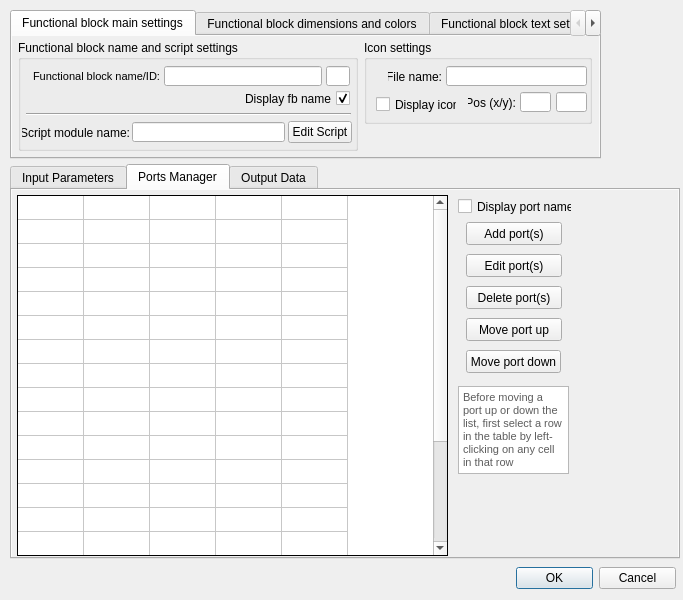
marc-verreault/systemlab-design, file source/syslab_gui_files/FunctionalBlockProperties.ui: the form before one commit.
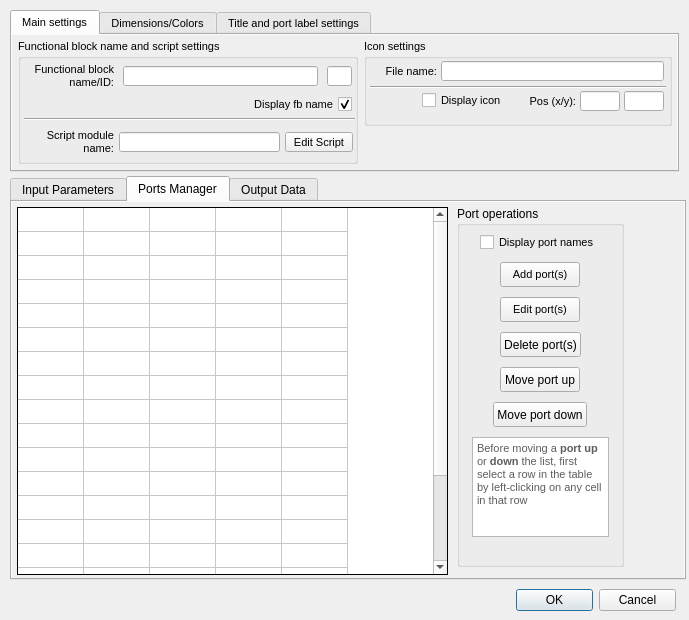
The form after the commit. The open tabs and pages were chosen to show the change.

```diff
--- a/source/syslab_gui_files/FunctionalBlockProperties.ui
+++ b/source/syslab_gui_files/FunctionalBlockProperties.ui
@@ -9,26 +9,26 @@
    <rect>
     <x>0</x>
     <y>0</y>
-    <width>683</width>
-    <height>600</height>
+    <width>689</width>
+    <height>620</height>
    </rect>
   </property>
   <property name="sizePolicy">
-   <sizepolicy hsizetype="Fixed" vsizetype="Maximum">
+   <sizepolicy hsizetype="Fixed" vsizetype="Fixed">
     <horstretch>0</horstretch>
     <verstretch>0</verstretch>
    </sizepolicy>
   </property>
   <property name="minimumSize">
    <size>
-    <width>683</width>
-    <height>600</height>
+    <width>687</width>
+    <height>620</height>
    </size>
   </property>
   <property name="maximumSize">
    <size>
-    <width>683</width>
-    <height>600</height>
+    <width>689</width>
+    <height>620</height>
    </size>
   </property>
   <property name="font">
@@ -46,9 +46,9 @@
    <property name="geometry">
     <rect>
      <x>10</x>
-     <y>164</y>
-     <width>670</width>
-     <height>395</height>
+     <y>176</y>
+     <width>676</width>
+     <height>404</height>
     </rect>
    </property>
    <property name="font">
@@ -414,7 +414,7 @@
        <x>5</x>
        <y>5</y>
        <width>431</width>
-       <height>361</height>
+       <height>368</height>
       </rect>
      </property>
      <property name="font">
@@ -597,109 +597,212 @@
       </property>
      </column>
     </widget>
-    <widget class="QPushButton" name="addPortButton">
+    <widget class="QGroupBox" name="groupBox_10">
      <property name="geometry">
       <rect>
-       <x>454</x>
-       <y>32</y>
-       <width>96</width>
-       <height>23</height>
+       <x>445</x>
+       <y>4</y>
+       <width>167</width>
+       <height>361</height>
       </rect>
      </property>
-     <property name="text">
-      <string>Add port(s)</string>
+     <property name="title">
+      <string>Port operations</string>
      </property>
-    </widget>
-    <widget class="QPushButton" name="deletePortButton">
-     <property name="geometry">
-      <rect>
-       <x>454</x>
-       <y>96</y>
-       <width>96</width>
-       <height>23</height>
-      </rect>
-     </property>
-     <property name="text">
-      <string>Delete port(s)</string>
-     </property>
-    </widget>
-    <widget class="QPushButton" name="editPortButton">
-     <property name="geometry">
-      <rect>
-       <x>454</x>
-       <y>64</y>
-       <width>96</width>
-       <height>23</height>
-      </rect>
-     </property>
-     <property name="focusPolicy">
-      <enum>Qt::StrongFocus</enum>
-     </property>
-     <property name="text">
-      <string>Edit port(s)</string>
-     </property>
-    </widget>
-    <widget class="QCheckBox" name="portDisplayCheckBox">
-     <property name="geometry">
-      <rect>
-       <x>446</x>
-       <y>8</y>
-       <width>114</width>
-       <height>17</height>
-      </rect>
-     </property>
-     <property name="text">
-      <string>Display port names</string>
-     </property>
-    </widget>
-    <widget class="QPushButton" name="movePortUpButton">
-     <property name="geometry">
-      <rect>
-       <x>454</x>
-       <y>128</y>
-       <width>96</width>
-       <height>23</height>
-      </rect>
-     </property>
-     <property name="toolTip">
-      <string>&lt;html&gt;&lt;head/&gt;&lt;body&gt;&lt;p&gt;Moves the selected port up by one row&lt;/p&gt;&lt;/body&gt;&lt;/html&gt;</string>
-     </property>
-     <property name="text">
-      <string>Move port up</string>
-     </property>
-    </widget>
-    <widget class="QPushButton" name="movePortDownButton">
-     <property name="geometry">
-      <rect>
-       <x>454</x>
-       <y>160</y>
-       <width>95</width>
-       <height>23</height>
-      </rect>
-     </property>
-     <property name="toolTip">
-      <string>&lt;html&gt;&lt;head/&gt;&lt;body&gt;&lt;p&gt;Moves the selected row down by one row&lt;/p&gt;&lt;/body&gt;&lt;/html&gt;</string>
-     </property>
-     <property name="text">
-      <string>Move port down</string>
-     </property>
-    </widget>
-    <widget class="QTextEdit" name="textEdit">
-     <property name="geometry">
-      <rect>
-       <x>446</x>
-       <y>196</y>
-       <width>111</width>
-       <height>88</height>
-      </rect>
-     </property>
-     <property name="html">
-      <string>&lt;!DOCTYPE HTML PUBLIC &quot;-//W3C//DTD HTML 4.0//EN&quot; &quot;http://www.w3.org/TR/REC-html40/strict.dtd&quot;&gt;
+     <widget class="QWidget" name="layoutWidget">
+      <property name="geometry">
+       <rect>
+        <x>10</x>
+        <y>16</y>
+        <width>147</width>
+        <height>327</height>
+       </rect>
+      </property>
+      <layout class="QVBoxLayout" name="verticalLayout_3">
+       <property name="spacing">
+        <number>4</number>
+       </property>
+       <property name="sizeConstraint">
+        <enum>QLayout::SetDefaultConstraint</enum>
+       </property>
+       <property name="leftMargin">
+        <number>5</number>
+       </property>
+       <property name="topMargin">
+        <number>5</number>
+       </property>
+       <property name="rightMargin">
+        <number>5</number>
+       </property>
+       <property name="bottomMargin">
+        <number>5</number>
+       </property>
+       <item alignment="Qt::AlignHCenter">
+        <widget class="QCheckBox" name="portDisplayCheckBox">
+         <property name="sizePolicy">
+          <sizepolicy hsizetype="Minimum" vsizetype="Fixed">
+           <horstretch>0</horstretch>
+           <verstretch>0</verstretch>
+          </sizepolicy>
+         </property>
+         <property name="minimumSize">
+          <size>
+           <width>22</width>
+           <height>0</height>
+          </size>
+         </property>
+         <property name="maximumSize">
+          <size>
+           <width>150</width>
+           <height>16777215</height>
+          </size>
+         </property>
+         <property name="font">
+          <font>
+           <pointsize>8</pointsize>
+           <italic>false</italic>
+          </font>
+         </property>
+         <property name="layoutDirection">
+          <enum>Qt::LeftToRight</enum>
+         </property>
+         <property name="text">
+          <string>Display port names</string>
+         </property>
+        </widget>
+       </item>
+       <item alignment="Qt::AlignHCenter">
+        <widget class="QPushButton" name="addPortButton">
+         <property name="minimumSize">
+          <size>
+           <width>0</width>
+           <height>25</height>
+          </size>
+         </property>
+         <property name="font">
+          <font>
+           <pointsize>8</pointsize>
+          </font>
+         </property>
+         <property name="text">
+          <string>Add port(s)</string>
+         </property>
+        </widget>
+       </item>
+       <item alignment="Qt::AlignHCenter">
+        <widget class="QPushButton" name="editPortButton">
+         <property name="minimumSize">
+          <size>
+           <width>0</width>
+           <height>25</height>
+          </size>
+         </property>
+         <property name="font">
+          <font>
+           <pointsize>8</pointsize>
+          </font>
+         </property>
+         <property name="focusPolicy">
+          <enum>Qt::StrongFocus</enum>
+         </property>
+         <property name="text">
+          <string>Edit port(s)</string>
+         </property>
+        </widget>
+       </item>
+       <item alignment="Qt::AlignHCenter">
+        <widget class="QPushButton" name="deletePortButton">
+         <property name="minimumSize">
+          <size>
+           <width>0</width>
+           <height>25</height>
+          </size>
+         </property>
+         <property name="text">
+          <string>Delete port(s)</string>
+         </property>
+        </widget>
+       </item>
+       <item alignment="Qt::AlignHCenter">
+        <widget class="QPushButton" name="movePortUpButton">
+         <property name="minimumSize">
+          <size>
+           <width>0</width>
+           <height>25</height>
+          </size>
+         </property>
+         <property name="toolTip">
+          <string>&lt;html&gt;&lt;head/&gt;&lt;body&gt;&lt;p&gt;Moves the selected port up by one row&lt;/p&gt;&lt;/body&gt;&lt;/html&gt;</string>
+         </property>
+         <property name="text">
+          <string>Move port up</string>
+         </property>
+        </widget>
+       </item>
+       <item alignment="Qt::AlignHCenter">
+        <widget class="QPushButton" name="movePortDownButton">
+         <property name="sizePolicy">
+          <sizepolicy hsizetype="Minimum" vsizetype="Fixed">
+           <horstretch>0</horstretch>
+           <verstretch>0</verstretch>
+          </sizepolicy>
+         </property>
+         <property name="minimumSize">
+          <size>
+           <width>0</width>
+           <height>25</height>
+          </size>
+         </property>
+         <property name="maximumSize">
+          <size>
+           <width>150</width>
+           <height>16777215</height>
+          </size>
+         </property>
+         <property name="toolTip">
+          <string>&lt;html&gt;&lt;head/&gt;&lt;body&gt;&lt;p&gt;Moves the selected row down by one row&lt;/p&gt;&lt;/body&gt;&lt;/html&gt;</string>
+         </property>
+         <property name="text">
+          <string>Move port down</string>
+         </property>
+        </widget>
+       </item>
+       <item>
+        <widget class="QTextEdit" name="textEdit">
+         <property name="sizePolicy">
+          <sizepolicy hsizetype="Preferred" vsizetype="Fixed">
+           <horstretch>0</horstretch>
+           <verstretch>0</verstretch>
+          </sizepolicy>
+         </property>
+         <property name="minimumSize">
+          <size>
+           <width>0</width>
+           <height>100</height>
+          </size>
+         </property>
+         <property name="maximumSize">
+          <size>
+           <width>16777215</width>
+           <height>100</height>
+          </size>
+         </property>
+         <property name="font">
+          <font>
+           <pointsize>8</pointsize>
+          </font>
+         </property>
+         <property name="html">
+          <string>&lt;!DOCTYPE HTML PUBLIC &quot;-//W3C//DTD HTML 4.0//EN&quot; &quot;http://www.w3.org/TR/REC-html40/strict.dtd&quot;&gt;
 &lt;html&gt;&lt;head&gt;&lt;meta name=&quot;qrichtext&quot; content=&quot;1&quot; /&gt;&lt;style type=&quot;text/css&quot;&gt;
 p, li { white-space: pre-wrap; }
-&lt;/style&gt;&lt;/head&gt;&lt;body style=&quot; font-family:'Segoe UI'; font-size:8.25pt; font-weight:400; font-style:normal;&quot;&gt;
-&lt;p style=&quot; margin-top:0px; margin-bottom:0px; margin-left:0px; margin-right:0px; -qt-block-indent:0; text-indent:0px;&quot;&gt;&lt;span style=&quot; font-family:'MS Shell Dlg 2'; color:#5d5d5d;&quot;&gt;Before moving a port up or down the list, first select a row in the table by left-clicking on any cell in that row&lt;/span&gt;&lt;/p&gt;&lt;/body&gt;&lt;/html&gt;</string>
-     </property>
+&lt;/style&gt;&lt;/head&gt;&lt;body style=&quot; font-family:'Segoe UI'; font-size:8pt; font-weight:400; font-style:normal;&quot;&gt;
+&lt;p style=&quot; margin-top:0px; margin-bottom:0px; margin-left:0px; margin-right:0px; -qt-block-indent:0; text-indent:0px;&quot;&gt;&lt;span style=&quot; font-family:'MS Shell Dlg 2'; color:#5d5d5d;&quot;&gt;Before moving a&lt;/span&gt;&lt;span style=&quot; font-family:'MS Shell Dlg 2'; font-weight:600; color:#5d5d5d;&quot;&gt; port&lt;/span&gt;&lt;span style=&quot; font-family:'MS Shell Dlg 2'; color:#5d5d5d;&quot;&gt; &lt;/span&gt;&lt;span style=&quot; font-family:'MS Shell Dlg 2'; font-weight:600; color:#5d5d5d;&quot;&gt;up&lt;/span&gt;&lt;span style=&quot; font-family:'MS Shell Dlg 2'; color:#5d5d5d;&quot;&gt; or &lt;/span&gt;&lt;span style=&quot; font-family:'MS Shell Dlg 2'; font-weight:600; color:#5d5d5d;&quot;&gt;down&lt;/span&gt;&lt;span style=&quot; font-family:'MS Shell Dlg 2'; color:#5d5d5d;&quot;&gt; the list, first select a row in the table by left-clicking on any cell in that row&lt;/span&gt;&lt;/p&gt;&lt;/body&gt;&lt;/html&gt;</string>
+         </property>
+        </widget>
+       </item>
+      </layout>
+     </widget>
     </widget>
    </widget>
    <widget class="QWidget" name="tab_3">
@@ -889,7 +992,7 @@
    <property name="geometry">
     <rect>
      <x>516</x>
-     <y>562</y>
+     <y>584</y>
      <width>160</width>
      <height>32</height>
     </rect>
@@ -909,13 +1012,14 @@
     <rect>
      <x>10</x>
      <y>10</y>
-     <width>591</width>
-     <height>149</height>
+     <width>669</width>
+     <height>162</height>
     </rect>
    </property>
    <property name="font">
     <font>
      <family>Segoe UI</family>
+     <pointsize>8</pointsize>
     </font>
    </property>
    <property name="autoFillBackground">
@@ -929,102 +1033,219 @@
      <bool>true</bool>
     </property>
     <attribute name="title">
-     <string>Functional block main settings</string>
+     <string>Main settings</string>
     </attribute>
     <widget class="QGroupBox" name="groupBox_4">
      <property name="geometry">
       <rect>
        <x>352</x>
        <y>4</y>
-       <width>228</width>
-       <height>84</height>
+       <width>308</width>
+       <height>87</height>
       </rect>
      </property>
      <property name="font">
       <font>
        <family>Segoe UI</family>
+       <pointsize>8</pointsize>
        <kerning>true</kerning>
       </font>
      </property>
      <property name="title">
       <string>Icon settings</string>
      </property>
-     <widget class="QCheckBox" name="checkBoxIcon">
+     <widget class="QWidget" name="layoutWidget">
       <property name="geometry">
        <rect>
-        <x>12</x>
-        <y>54</y>
-        <width>81</width>
-        <height>21</height>
+        <x>6</x>
+        <y>20</y>
+        <width>296</width>
+        <height>60</height>
        </rect>
       </property>
-      <property name="text">
-       <string>Display icon</string>
-      </property>
-      <property name="checked">
-       <bool>false</bool>
-      </property>
+      <layout class="QGridLayout" name="gridLayout_2">
+       <property name="sizeConstraint">
+        <enum>QLayout::SetDefaultConstraint</enum>
+       </property>
+       <property name="leftMargin">
+        <number>2</number>
+       </property>
+       <property name="topMargin">
+        <number>2</number>
+       </property>
+       <property name="rightMargin">
+        <number>2</number>
+       </property>
+       <property name="bottomMargin">
+        <number>2</number>
+       </property>
+       <property name="spacing">
+        <number>4</number>
+       </property>
+       <item row="0" column="0" alignment="Qt::AlignRight|Qt::AlignVCenter">
+        <widget class="QLabel" name="label_9">
+         <property name="minimumSize">
+          <size>
+           <width>60</width>
+           <height>20</height>
+          </size>
+         </property>
+         <property name="maximumSize">
+          <size>
+           <width>65</width>
+           <height>20</height>
+          </size>
+         </property>
+         <property name="font">
+          <font>
+           <pointsize>8</pointsize>
+          </font>
+         </property>
+         <property name="text">
+          <string>File name:</string>
+         </property>
+         <property name="alignment">
+          <set>Qt::AlignRight|Qt::AlignTrailing|Qt::AlignVCenter</set>
+         </property>
+        </widget>
+       </item>
+       <item row="1" column="0" colspan="2" alignment="Qt::AlignRight|Qt::AlignVCenter">
+        <widget class="QCheckBox" name="checkBoxIcon">
+         <property name="minimumSize">
+          <size>
+           <width>0</width>
+           <height>0</height>
+          </size>
+         </property>
+         <property name="font">
+          <font>
+           <pointsize>8</pointsize>
+          </font>
+         </property>
+         <property name="text">
+          <string>Display icon</string>
+         </property>
+         <property name="checked">
+          <bool>false</bool>
+         </property>
+        </widget>
+       </item>
+       <item row="1" column="2" alignment="Qt::AlignRight|Qt::AlignVCenter">
+        <widget class="QLabel" name="label_10">
+         <property name="minimumSize">
+          <size>
+           <width>50</width>
+           <height>20</height>
+          </size>
+         </property>
+         <property name="maximumSize">
+          <size>
+           <width>60</width>
+           <height>20</height>
+          </size>
+         </property>
+         <property name="font">
+          <font>
+           <pointsize>8</pointsize>
+          </font>
+         </property>
+         <property name="text">
+          <string>Pos (x/y):</string>
+         </property>
+         <property name="alignment">
+          <set>Qt::AlignRight|Qt::AlignTrailing|Qt::AlignVCenter</set>
+         </property>
+        </widget>
+       </item>
+       <item row="1" column="3" alignment="Qt::AlignVCenter">
+        <widget class="QLineEdit" name="functionalBlockIconX">
+         <property name="sizePolicy">
+          <sizepolicy hsizetype="Fixed" vsizetype="Fixed">
+           <horstretch>0</horstretch>
+           <verstretch>0</verstretch>
+          </sizepolicy>
+         </property>
+         <property name="minimumSize">
+          <size>
+           <width>40</width>
+           <height>20</height>
+          </size>
+         </property>
+         <property name="maximumSize">
+          <size>
+           <width>40</width>
+           <height>20</height>
+          </size>
+         </property>
+         <property name="font">
+          <font>
+           <pointsize>8</pointsize>
+          </font>
+         </property>
+        </widget>
+       </item>
+       <item row="1" column="4" alignment="Qt::AlignVCenter">
+        <widget class="QLineEdit" name="functionalBlockIconY">
+         <property name="sizePolicy">
+          <sizepolicy hsizetype="Fixed" vsizetype="Fixed">
+           <horstretch>0</horstretch>
+           <verstretch>0</verstretch>
+          </sizepolicy>
+         </property>
+         <property name="minimumSize">
+          <size>
+           <width>40</width>
+           <height>20</height>
+          </size>
+         </property>
+         <property name="maximumSize">
+          <size>
+           <width>40</width>
+           <height>20</height>
+          </size>
+         </property>
+         <property name="font">
+          <font>
+           <pointsize>8</pointsize>
+          </font>
+         </property>
+        </widget>
+       </item>
+       <item row="0" column="1" colspan="4">
+        <widget class="QLineEdit" name="functionalBlockIcon">
+         <property name="sizePolicy">
+          <sizepolicy hsizetype="Fixed" vsizetype="Fixed">
+           <horstretch>0</horstretch>
+           <verstretch>0</verstretch>
+          </sizepolicy>
+         </property>
+         <property name="minimumSize">
+          <size>
+           <width>150</width>
+           <height>20</height>
+          </size>
+         </property>
+         <property name="maximumSize">
+          <size>
+           <width>250</width>
+           <height>20</height>
+          </size>
+         </property>
+        </widget>
+       </item>
+      </layout>
      </widget>
-     <widget class="QLineEdit" name="functionalBlockIcon">
+     <widget class="Line" name="line_3">
       <property name="geometry">
        <rect>
-        <x>82</x>
-        <y>26</y>
-        <width>141</width>
-        <height>20</height>
+        <x>6</x>
+        <y>40</y>
+        <width>296</width>
+        <height>16</height>
        </rect>
       </property>
-     </widget>
-     <widget class="QLabel" name="label_10">
-      <property name="geometry">
-       <rect>
-        <x>104</x>
-        <y>52</y>
-        <width>48</width>
-        <height>21</height>
-       </rect>
-      </property>
-      <property name="text">
-       <string>Pos (x/y):</string>
-      </property>
-      <property name="alignment">
-       <set>Qt::AlignRight|Qt::AlignTrailing|Qt::AlignVCenter</set>
-      </property>
-     </widget>
-     <widget class="QLineEdit" name="functionalBlockIconX">
-      <property name="geometry">
-       <rect>
-        <x>156</x>
-        <y>52</y>
-        <width>31</width>
-        <height>20</height>
-       </rect>
-      </property>
-     </widget>
-     <widget class="QLineEdit" name="functionalBlockIconY">
-      <property name="geometry">
-       <rect>
-        <x>192</x>
-        <y>52</y>
-        <width>31</width>
-        <height>20</height>
-       </rect>
-      </property>
-     </widget>
-     <widget class="QLabel" name="label_9">
-      <property name="geometry">
-       <rect>
-        <x>24</x>
-        <y>26</y>
-        <width>54</width>
-        <height>21</height>
-       </rect>
-      </property>
-      <property name="text">
-       <string>File name:</string>
-      </property>
-      <property name="alignment">
-       <set>Qt::AlignRight|Qt::AlignTrailing|Qt::AlignVCenter</set>
+      <property name="orientation">
+       <enum>Qt::Horizontal</enum>
       </property>
      </widget>
     </widget>
@@ -1034,118 +1255,18 @@
        <x>6</x>
        <y>4</y>
        <width>340</width>
-       <height>111</height>
+       <height>125</height>
       </rect>
      </property>
      <property name="title">
       <string>Functional block name and script settings</string>
      </property>
-     <widget class="QLineEdit" name="functionalBlockID">
-      <property name="geometry">
-       <rect>
-        <x>308</x>
-        <y>26</y>
-        <width>24</width>
-        <height>20</height>
-       </rect>
-      </property>
-      <property name="readOnly">
-       <bool>true</bool>
-      </property>
-     </widget>
-     <widget class="QCheckBox" name="checkBoxName">
-      <property name="geometry">
-       <rect>
-        <x>221</x>
-        <y>48</y>
-        <width>111</width>
-        <height>21</height>
-       </rect>
-      </property>
-      <property name="font">
-       <font>
-        <family>Segoe UI</family>
-       </font>
-      </property>
-      <property name="layoutDirection">
-       <enum>Qt::RightToLeft</enum>
-      </property>
-      <property name="text">
-       <string>Display fb name</string>
-      </property>
-      <property name="checked">
-       <bool>true</bool>
-      </property>
-     </widget>
-     <widget class="QLabel" name="label_2">
-      <property name="geometry">
-       <rect>
-        <x>2</x>
-        <y>26</y>
-        <width>140</width>
-        <height>21</height>
-       </rect>
-      </property>
-      <property name="font">
-       <font>
-        <family>Segoe UI</family>
-        <pointsize>8</pointsize>
-       </font>
-      </property>
-      <property name="text">
-       <string>Functional block name/ID:</string>
-      </property>
-      <property name="alignment">
-       <set>Qt::AlignRight|Qt::AlignTrailing|Qt::AlignVCenter</set>
-      </property>
-     </widget>
-     <widget class="QLineEdit" name="functionalBlockName">
-      <property name="geometry">
-       <rect>
-        <x>146</x>
-        <y>26</y>
-        <width>158</width>
-        <height>20</height>
-       </rect>
-      </property>
-     </widget>
-     <widget class="QLabel" name="label_7">
-      <property name="geometry">
-       <rect>
-        <x>4</x>
-        <y>82</y>
-        <width>108</width>
-        <height>21</height>
-       </rect>
-      </property>
-      <property name="font">
-       <font>
-        <family>Segoe UI</family>
-       </font>
-      </property>
-      <property name="text">
-       <string>Script module name:</string>
-      </property>
-      <property name="alignment">
-       <set>Qt::AlignRight|Qt::AlignTrailing|Qt::AlignVCenter</set>
-      </property>
-     </widget>
-     <widget class="QLineEdit" name="functionalBlockScript">
-      <property name="geometry">
-       <rect>
-        <x>114</x>
-        <y>82</y>
-        <width>153</width>
-        <height>20</height>
-       </rect>
-      </property>
-     </widget>
      <widget class="Line" name="line">
       <property name="geometry">
        <rect>
-        <x>8</x>
-        <y>66</y>
-        <width>325</width>
+        <x>6</x>
+        <y>72</y>
+        <width>331</width>
         <height>16</height>
        </rect>
       </property>
@@ -1153,18 +1274,248 @@
        <enum>Qt::Horizontal</enum>
       </property>
      </widget>
-     <widget class="QPushButton" name="editScriptButton">
+     <widget class="QWidget" name="layoutWidget">
       <property name="geometry">
        <rect>
-        <x>270</x>
-        <y>81</y>
-        <width>64</width>
-        <height>22</height>
+        <x>4</x>
+        <y>20</y>
+        <width>332</width>
+        <height>57</height>
        </rect>
       </property>
-      <property name="text">
-       <string>Edit Script</string>
+      <layout class="QGridLayout" name="gridLayout">
+       <property name="leftMargin">
+        <number>2</number>
+       </property>
+       <property name="topMargin">
+        <number>2</number>
+       </property>
+       <property name="rightMargin">
+        <number>2</number>
+       </property>
+       <property name="bottomMargin">
+        <number>2</number>
+       </property>
+       <property name="spacing">
+        <number>4</number>
+       </property>
+       <item row="0" column="1" alignment="Qt::AlignHCenter|Qt::AlignVCenter">
+        <widget class="QLineEdit" name="functionalBlockName">
+         <property name="sizePolicy">
+          <sizepolicy hsizetype="Minimum" vsizetype="Fixed">
+           <horstretch>0</horstretch>
+           <verstretch>0</verstretch>
+          </sizepolicy>
+         </property>
+         <property name="minimumSize">
+          <size>
+           <width>195</width>
+           <height>20</height>
+          </size>
+         </property>
+         <property name="maximumSize">
+          <size>
+           <width>158</width>
+           <height>20</height>
+          </size>
+         </property>
+        </widget>
+       </item>
+       <item row="0" column="2">
+        <widget class="QLineEdit" name="functionalBlockID">
+         <property name="sizePolicy">
+          <sizepolicy hsizetype="Minimum" vsizetype="Fixed">
+           <horstretch>0</horstretch>
+           <verstretch>0</verstretch>
+          </sizepolicy>
+         </property>
+         <property name="minimumSize">
+          <size>
+           <width>25</width>
+           <height>20</height>
+          </size>
+         </property>
+         <property name="maximumSize">
+          <size>
+           <width>25</width>
+           <height>20</height>
+          </size>
+         </property>
+         <property name="layoutDirection">
+          <enum>Qt::LeftToRight</enum>
+         </property>
+         <property name="readOnly">
+          <bool>true</bool>
+         </property>
+        </widget>
+       </item>
+       <item row="0" column="0" alignment="Qt::AlignVCenter">
+        <widget class="QLabel" name="label_2">
+         <property name="sizePolicy">
+          <sizepolicy hsizetype="Preferred" vsizetype="Preferred">
+           <horstretch>0</horstretch>
+           <verstretch>0</verstretch>
+          </sizepolicy>
+         </property>
+         <property name="minimumSize">
+          <size>
+           <width>90</width>
+           <height>30</height>
+          </size>
+         </property>
+         <property name="maximumSize">
+          <size>
+           <width>90</width>
+           <height>30</height>
+          </size>
+         </property>
+         <property name="font">
+          <font>
+           <family>Segoe UI</family>
+           <pointsize>8</pointsize>
+          </font>
+         </property>
+         <property name="text">
+          <string>Functional block name/ID:</string>
+         </property>
+         <property name="alignment">
+          <set>Qt::AlignRight|Qt::AlignTrailing|Qt::AlignVCenter</set>
+         </property>
+         <property name="wordWrap">
+          <bool>true</bool>
+         </property>
+        </widget>
+       </item>
+       <item row="1" column="1" colspan="2">
+        <widget class="QCheckBox" name="checkBoxName">
+         <property name="sizePolicy">
+          <sizepolicy hsizetype="Preferred" vsizetype="Preferred">
+           <horstretch>0</horstretch>
+           <verstretch>0</verstretch>
+          </sizepolicy>
+         </property>
+         <property name="font">
+          <font>
+           <family>Segoe UI</family>
+           <pointsize>8</pointsize>
+          </font>
+         </property>
+         <property name="layoutDirection">
+          <enum>Qt::RightToLeft</enum>
+         </property>
+         <property name="text">
+          <string>Display fb name</string>
+         </property>
+         <property name="checked">
+          <bool>true</bool>
+         </property>
+        </widget>
+       </item>
+      </layout>
+     </widget>
+     <widget class="QWidget" name="layoutWidget">
+      <property name="geometry">
+       <rect>
+        <x>4</x>
+        <y>86</y>
+        <width>333</width>
+        <height>34</height>
+       </rect>
       </property>
+      <layout class="QHBoxLayout" name="horizontalLayout">
+       <property name="spacing">
+        <number>5</number>
+       </property>
+       <property name="leftMargin">
+        <number>2</number>
+       </property>
+       <property name="topMargin">
+        <number>2</number>
+       </property>
+       <property name="rightMargin">
+        <number>2</number>
+       </property>
+       <property name="bottomMargin">
+        <number>2</number>
+       </property>
+       <item alignment="Qt::AlignVCenter">
+        <widget class="QLabel" name="label_7">
+         <property name="minimumSize">
+          <size>
+           <width>90</width>
+           <height>30</height>
+          </size>
+         </property>
+         <property name="maximumSize">
+          <size>
+           <width>90</width>
+           <height>30</height>
+          </size>
+         </property>
+         <property name="font">
+          <font>
+           <family>Segoe UI</family>
+           <pointsize>8</pointsize>
+          </font>
+         </property>
+         <property name="text">
+          <string>Script module name:</string>
+         </property>
+         <property name="alignment">
+          <set>Qt::AlignRight|Qt::AlignTrailing|Qt::AlignVCenter</set>
+         </property>
+         <property name="wordWrap">
+          <bool>true</bool>
+         </property>
+        </widget>
+       </item>
+       <item>
+        <widget class="QLineEdit" name="functionalBlockScript">
+         <property name="sizePolicy">
+          <sizepolicy hsizetype="Preferred" vsizetype="Fixed">
+           <horstretch>0</horstretch>
+           <verstretch>0</verstretch>
+          </sizepolicy>
+         </property>
+         <property name="minimumSize">
+          <size>
+           <width>140</width>
+           <height>20</height>
+          </size>
+         </property>
+         <property name="maximumSize">
+          <size>
+           <width>175</width>
+           <height>20</height>
+          </size>
+         </property>
+        </widget>
+       </item>
+       <item>
+        <widget class="QPushButton" name="editScriptButton">
+         <property name="minimumSize">
+          <size>
+           <width>0</width>
+           <height>20</height>
+          </size>
+         </property>
+         <property name="maximumSize">
+          <size>
+           <width>68</width>
+           <height>20</height>
+          </size>
+         </property>
+         <property name="font">
+          <font>
+           <pointsize>8</pointsize>
+          </font>
+         </property>
+         <property name="text">
+          <string>Edit Script</string>
+         </property>
+        </widget>
+       </item>
+      </layout>
      </widget>
     </widget>
    </widget>
@@ -1173,7 +1524,7 @@
      <bool>true</bool>
     </property>
     <attribute name="title">
-     <string>Functional block dimensions and colors</string>
+     <string>Dimensions/Colors</string>
     </attribute>
     <widget class="QGroupBox" name="groupBox">
      <property name="geometry">
@@ -1533,7 +1884,7 @@
      <bool>true</bool>
     </property>
     <attribute name="title">
-     <string>Functional block text settings</string>
+     <string>Title and port label settings</string>
     </attribute>
     <widget class="QGroupBox" name="groupBox_5">
      <property name="geometry">
```
Left out of the diff: 1194 changed lines with no effect on the pictures.
